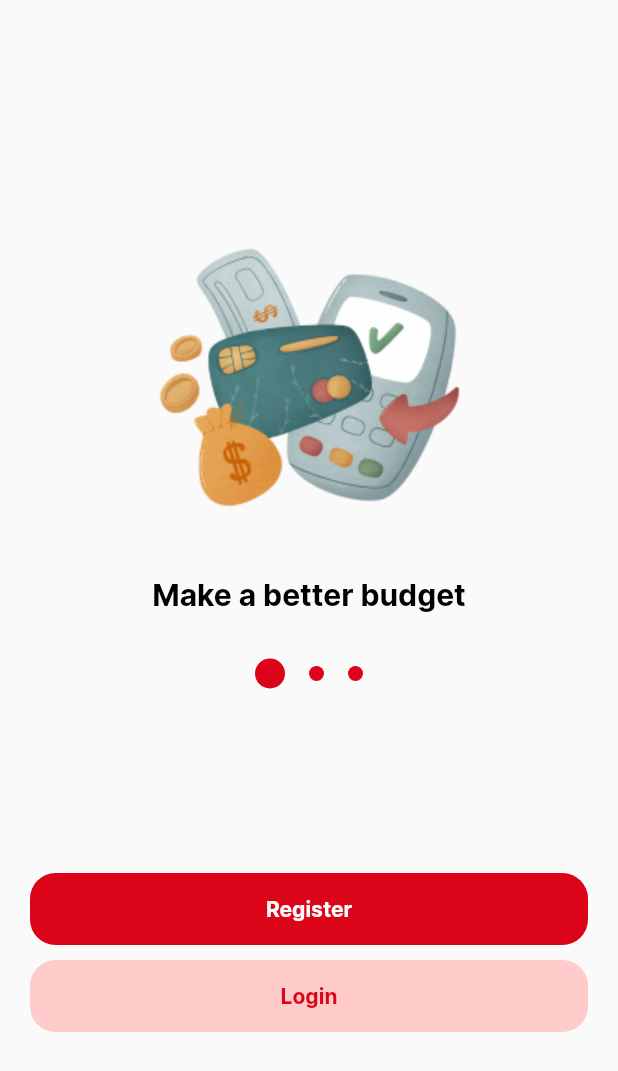
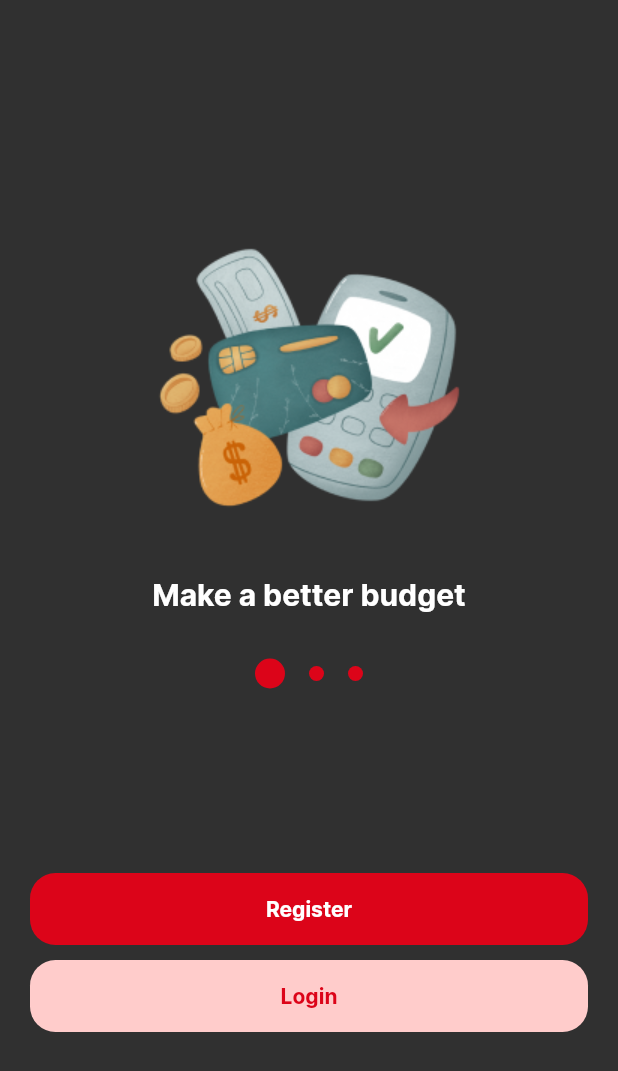
Before and after one commit to GeraldOrzal/pocketexpense, a Flutter app: the screen it shows after launch, on a phone screen of 412 x 824 dp. Shown: the top 1071 px of the screen. Run offline on Flutter 3.47's test engine with Material 2 defaults, Android fonts, the phone set to English and light mode, and no system bars; our stand-ins replace firebase_auth, firebase_core, firebase_database, fl_chart, flutter_spinkit, flutter_svg and 2 more; missing offline and left inert: dart:ffi, flutterfire_ui; accounts and stored records are empty.

Commit message:
Adding dark theme data

```diff
--- a/lib/constant.dart
+++ b/lib/constant.dart
@@ -51,6 +51,7 @@ const rightPad = 20.0;
 
 //Colors use in app
 const brightness = Brightness.light;
+const dark = Brightness.dark;
 const primary = Color.fromRGBO(220, 4, 25, 1);
 const background = Colors.white;
 const onPrimary = Colors.black;
--- a/lib/main.dart
+++ b/lib/main.dart
@@ -43,6 +43,8 @@ class MyApp extends StatelessWidget {
         return MaterialApp(
           title: 'Material App',
           theme: defaultThemeData,
+          darkTheme: darkThemeData,
+          themeMode: ThemeMode.dark,
           onGenerateRoute: generateRoute,
           home: AuthWidget(),
         );
--- a/lib/screens/login_screen.dart
+++ b/lib/screens/login_screen.dart
@@ -95,9 +95,11 @@ class _LoginScreenState extends State<LoginScreen> {
       return SafeArea(
           child: Scaffold(
         body: Container(
-          decoration: const BoxDecoration(
+          decoration: BoxDecoration(
             image: DecorationImage(
-              image: AssetImage("assets/images/bg.png"),
+              image: AssetImage(Theme.of(context).brightness == Brightness.light
+                  ? 'assets/images/bg.png'
+                  : 'assets/images/dark-bg.png'),
               fit: BoxFit.cover,
             ),
           ),
--- a/lib/screens/register_screen.dart
+++ b/lib/screens/register_screen.dart
@@ -69,9 +69,12 @@ class _RegisterScreenState extends State<RegisterScreen> {
           child: Scaffold(
               resizeToAvoidBottomInset: false,
               body: Container(
-                decoration: const BoxDecoration(
+                decoration: BoxDecoration(
                   image: DecorationImage(
-                    image: AssetImage("assets/images/bg.png"),
+                    image: AssetImage(
+                        Theme.of(context).brightness == Brightness.light
+                            ? 'assets/images/bg.png'
+                            : 'assets/images/dark-bg.png'),
                     fit: BoxFit.cover,
                   ),
                 ),
@@ -183,8 +186,9 @@ class _RegisterScreenState extends State<RegisterScreen> {
                                     text: TextSpan(
                                         text:
                                             'By signing up, you agree to the ',
-                                        style: TxtStyle.getBodyText1(
-                                            12, Colors.black),
+                                        style: Theme.of(context)
+                                            .textTheme
+                                            .bodyText2,
                                         children: [
                                           TextSpan(
                                               text:
--- a/lib/styles.dart
+++ b/lib/styles.dart
@@ -185,3 +185,77 @@ abstract class BoxStyle {
         )
       ]);
 }
+
+//darkmode
+ThemeData get darkThemeData {
+  return ThemeData.dark().copyWith(
+      canvasColor: background,
+      colorScheme: const ColorScheme(
+          brightness: dark,
+          primary: primary,
+          onPrimary: onPrimary,
+          secondary: secondary,
+          onSecondary: onSecondary,
+          error: error,
+          onError: onError,
+          background: background,
+          onBackground: onBackground,
+          surface: surface,
+          onSurface: onSurface),
+      textTheme: const TextTheme(
+        headline1: TextStyle(
+            fontWeight: FontWeight.bold,
+            fontSize: 40.0,
+            color: background,
+            fontFamily: 'Inter'),
+        headline2: TextStyle(
+            fontWeight: FontWeight.bold,
+            fontSize: 20.0,
+            color: background,
+            fontFamily: 'Inter'),
+        headline3: TextStyle(
+            fontWeight: FontWeight.bold,
+            fontSize: 16.0,
+            color: primary,
+            decoration: TextDecoration.underline,
+            fontFamily: 'Inter'),
+        headline4: TextStyle(
+            fontWeight: FontWeight.bold,
+            fontSize: 12.0,
+            decoration: TextDecoration.underline,
+            color: primary,
+            fontFamily: 'Inter'),
+        bodyText1:
+            TextStyle(color: background, fontSize: 14.0, fontFamily: 'Inter'),
+        bodyText2:
+            TextStyle(color: background, fontSize: 12.0, fontFamily: 'Inter'),
+        button: TextStyle(
+            color: background,
+            fontWeight: FontWeight.bold,
+            fontFamily: 'Inter'),
+      ),
+      buttonTheme: ButtonThemeData(
+          shape: RoundedRectangleBorder(
+            borderRadius: BorderRadius.circular(BORDER_RADIUS),
+          ),
+          minWidth: 200.0),
+      elevatedButtonTheme: ElevatedButtonThemeData(
+          style: ElevatedButton.styleFrom(
+        shape: RoundedRectangleBorder(
+          borderRadius: BorderRadius.circular(BORDER_RADIUS),
+        ),
+        shadowColor: Colors.transparent,
+        minimumSize: const Size.fromHeight(BUTTON_HEIGHT),
+      )),
+      inputDecorationTheme: const InputDecorationTheme(
+        fillColor: onPrimary,
+        enabledBorder: OutlineInputBorder(
+          borderRadius: BorderRadius.all(Radius.circular(13)),
+          borderSide: BorderSide(color: Colors.white, width: 1),
+        ),
+        focusedBorder: OutlineInputBorder(
+          borderRadius: BorderRadius.all(Radius.circular(13)),
+          borderSide: BorderSide(color: Colors.black, width: 1),
+        ),
+      ));
+}
```
Also changed, not shown: assets/images/dark-bg.png (added).
